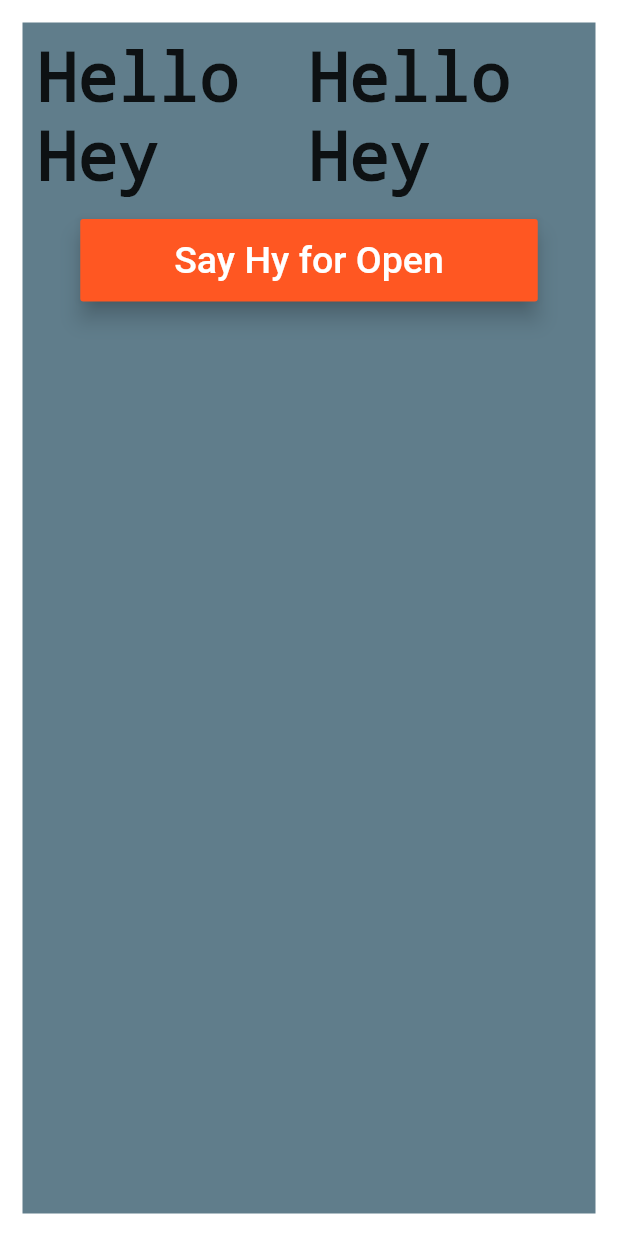
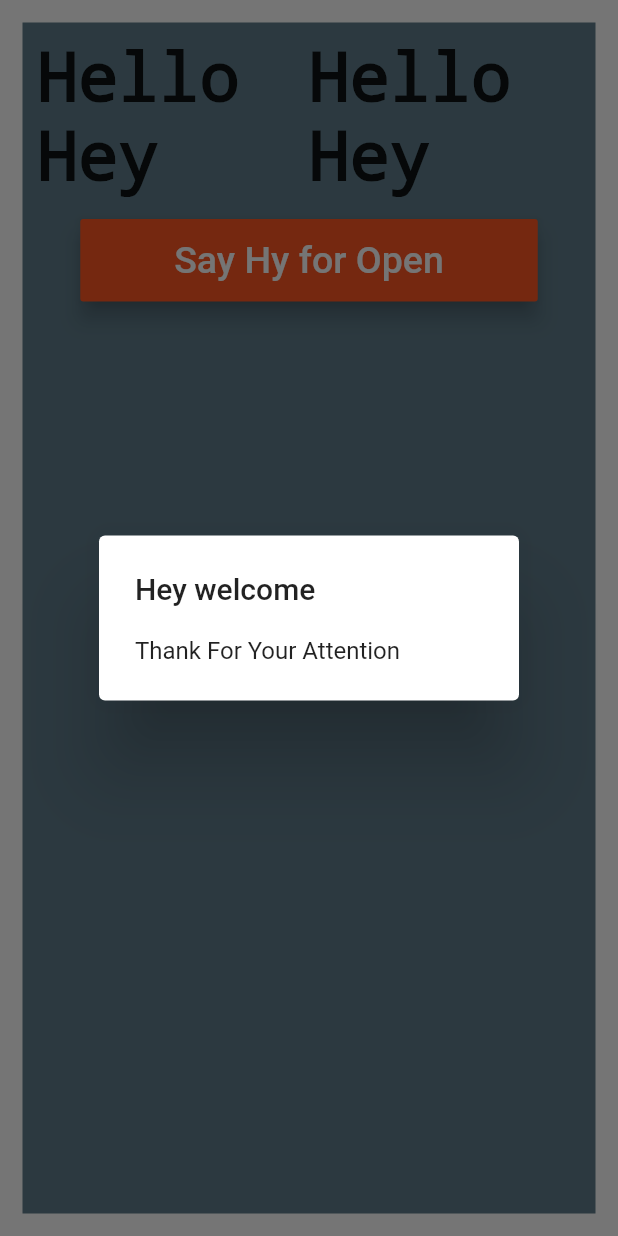
Before and after one commit to IsuruBRanapana/Flutter-1, a Flutter app: the screen it shows after launch, after a tap on "Say Hy for Open", on a phone screen of 412 x 824 dp. Run offline on Flutter 3.47's test engine with Material 2 defaults, Android fonts, the phone set to English and light mode, and no system bars.

Commit message:
Learning objectives of dart

```diff
--- a/Flutter/sample_project02/lib/app_screen/home.dart
+++ b/Flutter/sample_project02/lib/app_screen/home.dart
@@ -76,10 +76,21 @@ class SayHyButton extends StatelessWidget{
         elevation: 6.0,
         child: Text("Say Hy for Open",style:TextStyle(color: Colors.white,fontSize:25,)),
         onPressed: (){
-
+            clickfn(context);
         },
       ),
     );
+
+
+
+    }
+     void clickfn(BuildContext context){
+      var alertDialog=AlertDialog(
+        title:Text ("Hey welcome"),
+        content:Text( "Thank For Your Attention"),
+      );
+      showDialog(context: context,
+      builder: (BuildContext context){
+        return alertDialog;});
+      }
   }
-
-}
```
